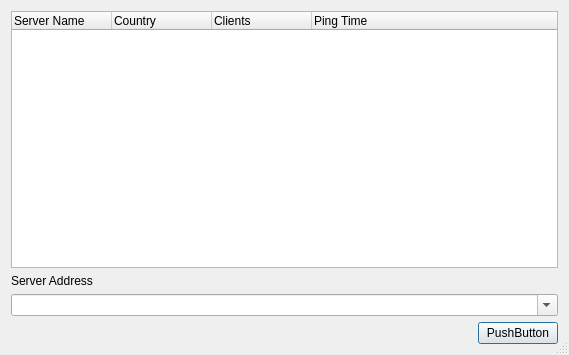
This is src/connectdlgbase.ui in jamulussoftware/jamulus as Qt 5 draws it before an edit. The edited form follows.
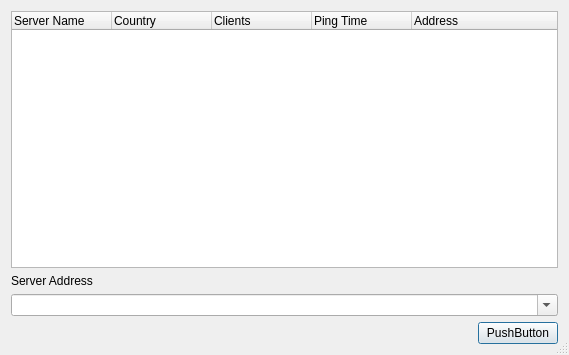
This is the edited form. Icons and pictures are not drawn.

Diff of the .ui file:
```diff
--- a/src/connectdlgbase.ui
+++ b/src/connectdlgbase.ui
@@ -47,6 +47,11 @@
        <string>Ping Time</string>
       </property>
      </column>
+     <column>
+      <property name="text" >
+       <string>Address</string>
+      </property>
+     </column>
     </widget>
    </item>
    <item>
```
